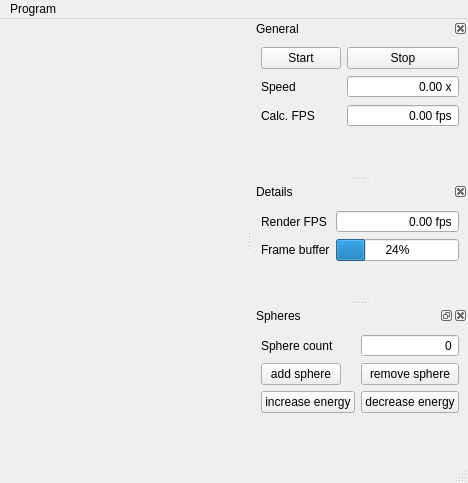
First picture: the form in Clients/Viewer/QRC/MainWindow.ui, repository jellysheep/spheresim, before the edit.
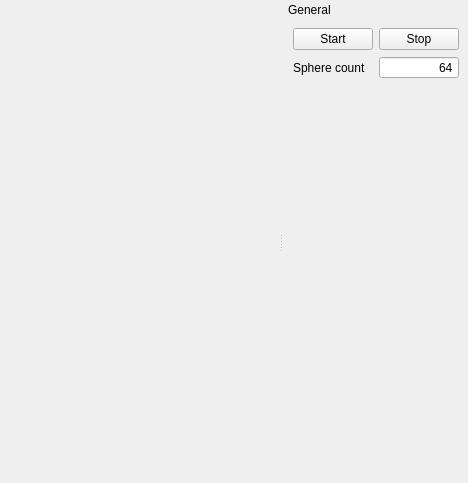
Second picture: the form after the edit. Icons and pictures are not drawn. Custom widgets are drawn as their Qt base class.

Patch:
```diff
--- a/Clients/Viewer/QRC/MainWindow.ui
+++ b/Clients/Viewer/QRC/MainWindow.ui
@@ -18,24 +18,6 @@
     <normaloff>:/logo/Logo_S.png</normaloff>:/logo/Logo_S.png</iconset>
   </property>
   <widget class="GLWidget" name="glWidget"/>
-  <widget class="QMenuBar" name="menubar">
-   <property name="geometry">
-    <rect>
-     <x>0</x>
-     <y>0</y>
-     <width>468</width>
-     <height>19</height>
-    </rect>
-   </property>
-   <widget class="QMenu" name="menuProgram">
-    <property name="title">
-     <string>Program</string>
-    </property>
-    <addaction name="actionQuit"/>
-   </widget>
-   <addaction name="menuProgram"/>
-  </widget>
-  <widget class="QStatusBar" name="statusbar"/>
   <widget class="QDockWidget" name="generalWidget">
    <property name="sizePolicy">
     <sizepolicy hsizetype="Minimum" vsizetype="Minimum">
@@ -44,7 +26,7 @@
     </sizepolicy>
    </property>
    <property name="features">
-    <set>QDockWidget::DockWidgetClosable|QDockWidget::DockWidgetMovable</set>
+    <set>QDockWidget::DockWidgetMovable</set>
    </property>
    <property name="windowTitle">
     <string>General</string>
@@ -54,6 +36,9 @@
    </attribute>
    <widget class="QWidget" name="generalContents">
     <layout class="QFormLayout" name="formLayout">
+     <property name="fieldGrowthPolicy">
+      <enum>QFormLayout::AllNonFixedFieldsGrow</enum>
+     </property>
      <item row="0" column="0">
       <widget class="QPushButton" name="startButton">
        <property name="text">
@@ -69,152 +54,13 @@
       </widget>
      </item>
      <item row="1" column="0">
-      <widget class="QLabel" name="label">
-       <property name="text">
-        <string>Speed</string>
-       </property>
-      </widget>
-     </item>
-     <item row="1" column="1">
-      <widget class="QDoubleSpinBox" name="speed">
-       <property name="alignment">
-        <set>Qt::AlignRight|Qt::AlignTrailing|Qt::AlignVCenter</set>
-       </property>
-       <property name="readOnly">
-        <bool>true</bool>
-       </property>
-       <property name="buttonSymbols">
-        <enum>QAbstractSpinBox::NoButtons</enum>
-       </property>
-       <property name="suffix">
-        <string> x</string>
-       </property>
-       <property name="maximum">
-        <double>1000000.000000000000000</double>
-       </property>
-      </widget>
-     </item>
-     <item row="2" column="0">
-      <widget class="QLabel" name="label_2">
-       <property name="text">
-        <string>Calc. FPS</string>
-       </property>
-      </widget>
-     </item>
-     <item row="2" column="1">
-      <widget class="QDoubleSpinBox" name="calcFps">
-       <property name="alignment">
-        <set>Qt::AlignRight|Qt::AlignTrailing|Qt::AlignVCenter</set>
-       </property>
-       <property name="readOnly">
-        <bool>true</bool>
-       </property>
-       <property name="buttonSymbols">
-        <enum>QAbstractSpinBox::NoButtons</enum>
-       </property>
-       <property name="suffix">
-        <string> fps</string>
-       </property>
-       <property name="maximum">
-        <double>500.000000000000000</double>
-       </property>
-      </widget>
-     </item>
-    </layout>
-   </widget>
-  </widget>
-  <widget class="QDockWidget" name="dockWidget">
-   <property name="sizePolicy">
-    <sizepolicy hsizetype="Minimum" vsizetype="Minimum">
-     <horstretch>0</horstretch>
-     <verstretch>0</verstretch>
-    </sizepolicy>
-   </property>
-   <property name="features">
-    <set>QDockWidget::DockWidgetClosable|QDockWidget::DockWidgetMovable</set>
-   </property>
-   <property name="windowTitle">
-    <string>Details</string>
-   </property>
-   <attribute name="dockWidgetArea">
-    <number>2</number>
-   </attribute>
-   <widget class="QWidget" name="dockWidgetContents">
-    <layout class="QFormLayout" name="formLayout_2">
-     <item row="0" column="0">
-      <widget class="QLabel" name="label_3">
-       <property name="text">
-        <string>Render FPS</string>
-       </property>
-      </widget>
-     </item>
-     <item row="0" column="1">
-      <widget class="QDoubleSpinBox" name="renderFps">
-       <property name="alignment">
-        <set>Qt::AlignRight|Qt::AlignTrailing|Qt::AlignVCenter</set>
-       </property>
-       <property name="readOnly">
-        <bool>true</bool>
-       </property>
-       <property name="buttonSymbols">
-        <enum>QAbstractSpinBox::NoButtons</enum>
-       </property>
-       <property name="suffix">
-        <string> fps</string>
-       </property>
-       <property name="maximum">
-        <double>500.000000000000000</double>
-       </property>
-      </widget>
-     </item>
-     <item row="1" column="0">
-      <widget class="QLabel" name="label_4">
-       <property name="text">
-        <string>Frame buffer</string>
-       </property>
-      </widget>
-     </item>
-     <item row="1" column="1">
-      <widget class="QProgressBar" name="frameBuffer">
-       <property name="value">
-        <number>24</number>
-       </property>
-      </widget>
-     </item>
-    </layout>
-   </widget>
-  </widget>
-  <widget class="QDockWidget" name="dockWidget_2">
-   <property name="windowTitle">
-    <string>Spheres</string>
-   </property>
-   <attribute name="dockWidgetArea">
-    <number>2</number>
-   </attribute>
-   <widget class="QWidget" name="dockWidgetContents_2">
-    <layout class="QFormLayout" name="formLayout_3">
-     <item row="1" column="0">
-      <widget class="QPushButton" name="addSphere">
-       <property name="text">
-        <string>add sphere</string>
-       </property>
-      </widget>
-     </item>
-     <item row="1" column="1">
-      <widget class="QPushButton" name="removeSphere">
-       <property name="text">
-        <string>remove sphere</string>
-       </property>
-      </widget>
-     </item>
-     <item row="0" column="0">
       <widget class="QLabel" name="label_5">
        <property name="text">
         <string>Sphere count</string>
        </property>
       </widget>
      </item>
-     <item row="0" column="1">
+     <item row="1" column="1">
       <widget class="QDoubleSpinBox" name="sphereCount">
        <property name="alignment">
         <set>Qt::AlignRight|Qt::AlignTrailing|Qt::AlignVCenter</set>
@@ -234,19 +80,8 @@
        <property name="maximum">
         <double>1000000.000000000000000</double>
        </property>
-      </widget>
-     </item>
-     <item row="2" column="0">
-      <widget class="QPushButton" name="increaseEnergy">
-       <property name="text">
-        <string>increase energy</string>
-       </property>
-      </widget>
-     </item>
-     <item row="2" column="1">
-      <widget class="QPushButton" name="decreaseEnergy">
-       <property name="text">
-        <string>decrease energy</string>
+       <property name="value">
+        <double>64.000000000000000</double>
        </property>
       </widget>
      </item>
```
Left out of the diff: 2 changed lines with no effect on the pictures.
